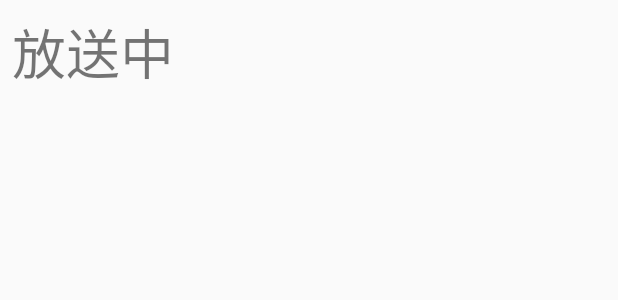
After one commit to yuheikawakami/nhk-guide, an Android app: the layout item_header.xml on its own in the app's theme, with its tools: preview values and no code run, on a phone screen of 412 x 824 dp. The commit adds this screen. Shown: the top 300 px of the screen. Run offline under Robolectric (Android 15) with nearby library versions, the phone set to English and light mode, and no system bars.

Commit message:
Add header

```diff
--- /dev/null
+++ b/app/src/main/res/layout/item_header.xml
@@ -0,0 +1,9 @@
+<?xml version="1.0" encoding="utf-8"?>
+<TextView xmlns:android="http://schemas.android.com/apk/res/android"
+    xmlns:tools="http://schemas.android.com/tools"
+    android:id="@+id/headerTitle"
+    android:layout_width="match_parent"
+    android:layout_height="wrap_content"
+    android:padding="8dp"
+    android:textSize="36sp"
+    tools:text="放送中" />
```
Also changed, not shown: app/src/main/java/com/yuhei/nhk/ui/program/ProgramListFragment.kt (+5 -2 lines), app/src/main/java/com/yuhei/nhk/ui/program/ProgramListHeaderItem.kt (added, +14 -0 lines).
